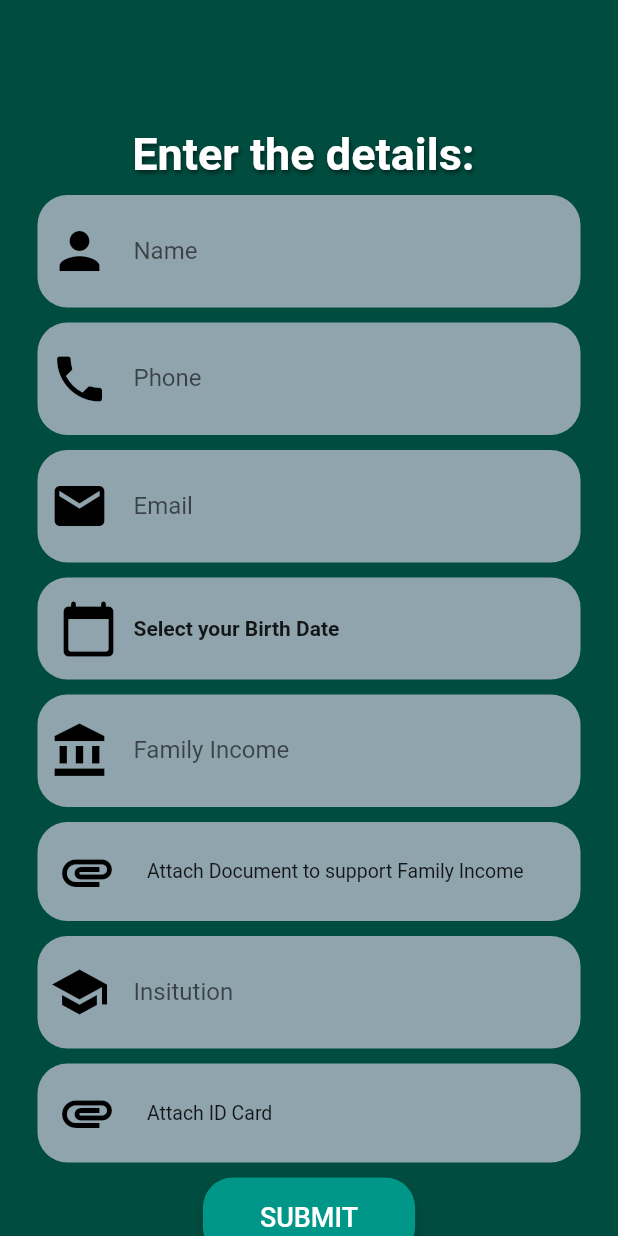
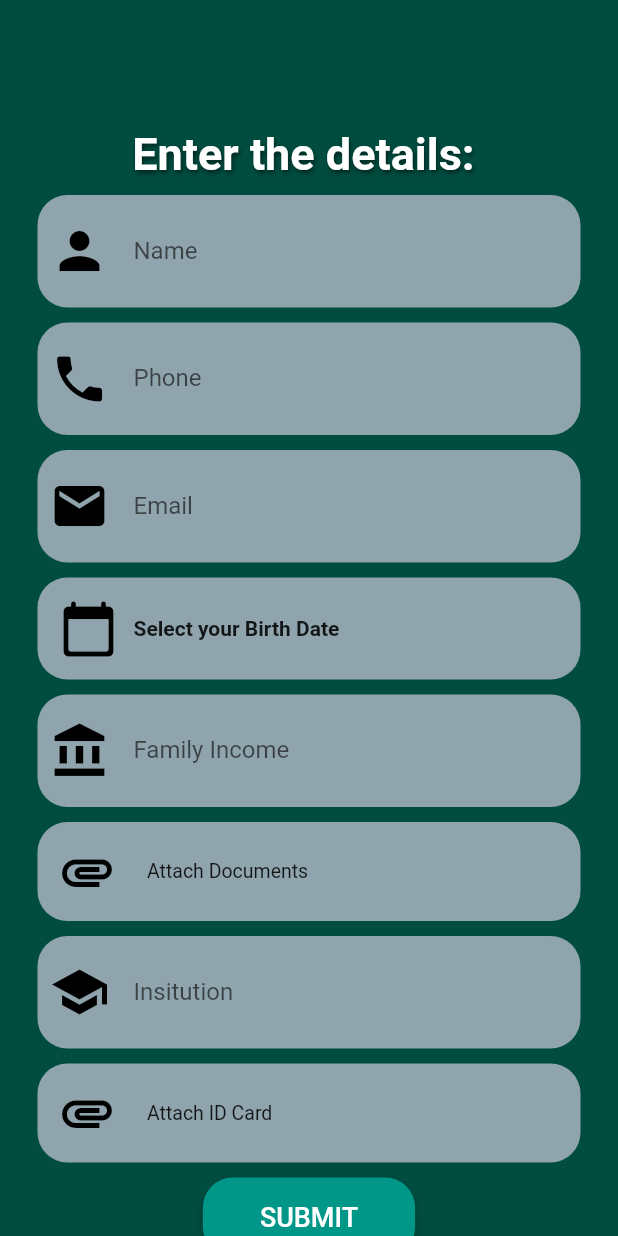
Before and after one commit to sidhagarwal05/studentfin, a Flutter app: the UserInfoScreen screen opened directly, on a phone screen of 412 x 824 dp. Run offline on Flutter 3.47's test engine with Material 2 defaults, Android fonts, the light colour scheme and no system bars; our stand-ins replace accordion, auth_buttons, file_picker, firebase_auth, flutter_spinkit, google_sign_in and 1 more; accounts and stored records are empty.

```diff
--- a/lib/form.dart
+++ b/lib/form.dart
@@ -23,7 +23,7 @@ class _UserInfoScreenState extends State<UserInfoScreen>
 
   var uid;
   FilePickerResult? result;
-  String familyIncomeProof = 'Attach Document to support Family Income';
+  String familyIncomeProof = 'Attach Documents';
   String idCardProof = 'Attach ID Card';
   String initValue="Select your Birth Date";
   bool isDateSelected= false;
```
Also changed, not shown: 20 other files.
